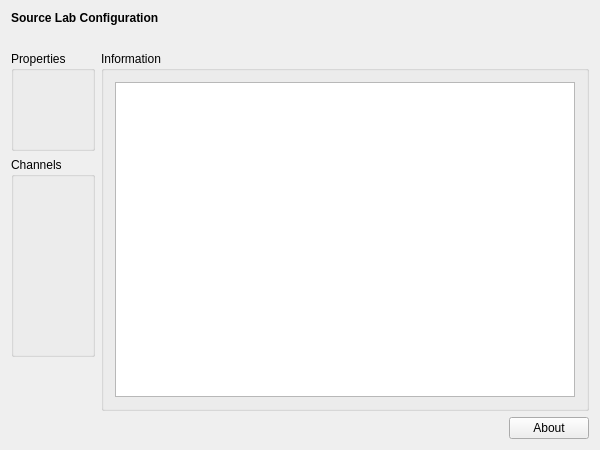
The window that mne_x/plugins/sourcelab/FormFiles/sourcelabsetup.ui (mne-tools/mne-cpp) describes before a commit, drawn with Qt 5.
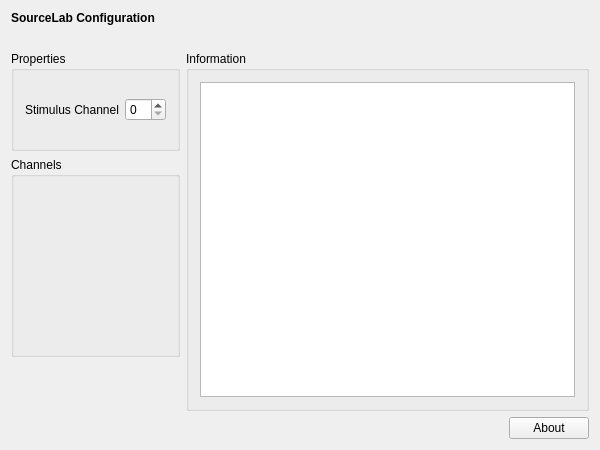
The same window after the commit.

Commit message: rt source estimates

What changed in the file:
```diff
--- a/mne_x/plugins/sourcelab/FormFiles/sourcelabsetup.ui
+++ b/mne_x/plugins/sourcelab/FormFiles/sourcelabsetup.ui
@@ -23,7 +23,7 @@
       </font>
      </property>
      <property name="text">
-      <string>Source Lab Configuration</string>
+      <string>SourceLab Configuration</string>
      </property>
     </widget>
    </item>
@@ -65,7 +65,22 @@
        <property name="flat">
         <bool>false</bool>
        </property>
-       <layout class="QGridLayout" name="m_qGridLayout_Properties"/>
+       <layout class="QGridLayout" name="m_qGridLayout_Properties">
+        <item row="0" column="1">
+         <widget class="QSpinBox" name="m_qSpinBoxStimChannel">
+          <property name="maximum">
+           <number>26</number>
+          </property>
+         </widget>
+        </item>
+        <item row="0" column="0">
+         <widget class="QLabel" name="m_qLabelStimChannel">
+          <property name="text">
+           <string>Stimulus Channel</string>
+          </property>
+         </widget>
+        </item>
+       </layout>
       </widget>
      </item>
      <item row="1" column="0">
```
Left out of the diff: 2 changed lines with no effect on the pictures. The commit also changes 3 other files.
